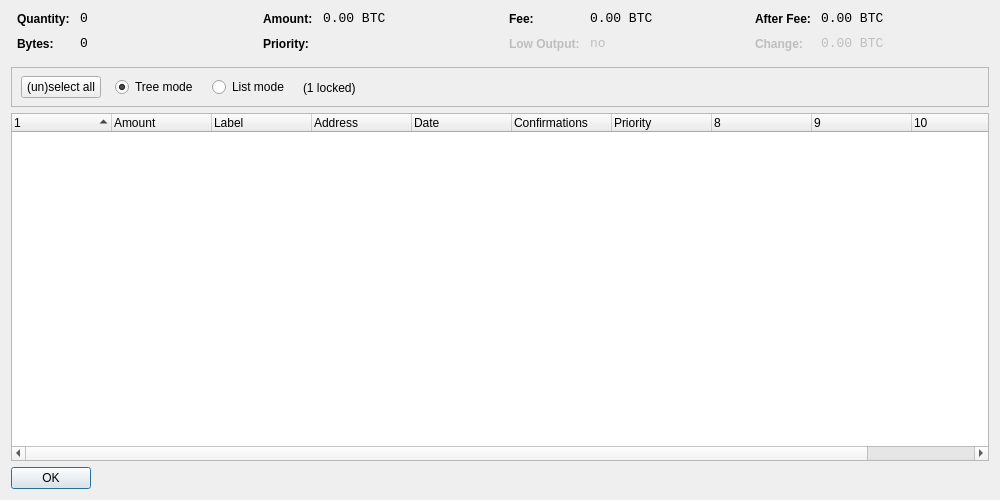
This is src/qt/forms/coincontroldialog.ui in miketweaver/Defcoin as Qt 5 draws it before an edit. The edited form follows.
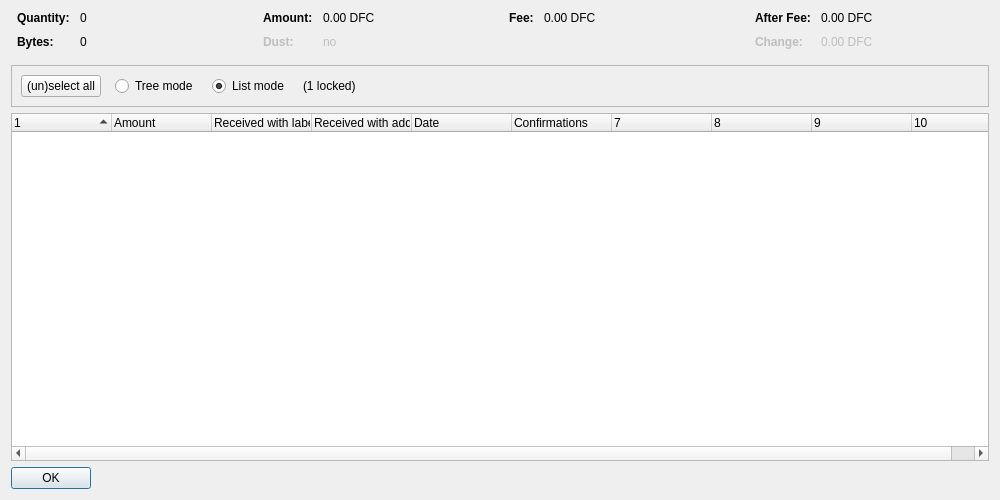
This is the edited form. Custom widgets are drawn as their Qt base class.

```diff
--- a/src/qt/forms/coincontroldialog.ui
+++ b/src/qt/forms/coincontroldialog.ui
@@ -38,8 +38,11 @@
        </property>
        <item row="0" column="0">
         <widget class="QLabel" name="labelCoinControlQuantityText">
-         <property name="styleSheet">
-          <string notr="true">font-weight:bold;</string>
+         <property name="font">
+          <font>
+           <weight>75</weight>
+           <bold>true</bold>
+          </font>
          </property>
          <property name="text">
           <string>Quantity:</string>
@@ -48,12 +51,6 @@
        </item>
        <item row="0" column="1">
         <widget class="QLabel" name="labelCoinControlQuantity">
-         <property name="font">
-          <font>
-           <family>Monospace</family>
-           <pointsize>10</pointsize>
-          </font>
-         </property>
          <property name="cursor">
           <cursorShape>IBeamCursor</cursorShape>
          </property>
@@ -70,8 +67,11 @@
        </item>
        <item row="1" column="0">
         <widget class="QLabel" name="labelCoinControlBytesText">
-         <property name="styleSheet">
-          <string notr="true">font-weight:bold;</string>
+         <property name="font">
+          <font>
+           <weight>75</weight>
+           <bold>true</bold>
+          </font>
          </property>
          <property name="text">
           <string>Bytes:</string>
@@ -80,12 +80,6 @@
        </item>
        <item row="1" column="1">
         <widget class="QLabel" name="labelCoinControlBytes">
-         <property name="font">
-          <font>
-           <family>Monospace</family>
-           <pointsize>10</pointsize>
-          </font>
-         </property>
          <property name="cursor">
           <cursorShape>IBeamCursor</cursorShape>
          </property>
@@ -118,8 +112,11 @@
        </property>
        <item row="0" column="0">
         <widget class="QLabel" name="labelCoinControlAmountText">
-         <property name="styleSheet">
-          <string notr="true">font-weight:bold;</string>
+         <property name="font">
+          <font>
+           <weight>75</weight>
+           <bold>true</bold>
+          </font>
          </property>
          <property name="text">
           <string>Amount:</string>
@@ -128,12 +125,6 @@
        </item>
        <item row="0" column="1">
         <widget class="QLabel" name="labelCoinControlAmount">
-         <property name="font">
-          <font>
-           <family>Monospace</family>
-           <pointsize>10</pointsize>
-          </font>
-         </property>
          <property name="cursor">
           <cursorShape>IBeamCursor</cursorShape>
          </property>
@@ -141,7 +132,7 @@
           <enum>Qt::ActionsContextMenu</enum>
          </property>
          <property name="text">
-          <string notr="true">0.00 BTC</string>
+          <string notr="true">0.00 DFC</string>
          </property>
          <property name="textInteractionFlags">
           <set>Qt::LinksAccessibleByMouse|Qt::TextSelectableByKeyboard|Qt::TextSelectableByMouse</set>
@@ -149,22 +140,25 @@
         </widget>
        </item>
        <item row="1" column="0">
-        <widget class="QLabel" name="labelCoinControlPriorityText">
-         <property name="styleSheet">
-          <string notr="true">font-weight:bold;</string>
+        <widget class="QLabel" name="labelCoinControlLowOutputText">
+         <property name="enabled">
+          <bool>false</bool>
+         </property>
+         <property name="font">
+          <font>
+           <weight>75</weight>
+           <bold>true</bold>
+          </font>
          </property>
          <property name="text">
-          <string>Priority:</string>
+          <string>Dust:</string>
          </property>
         </widget>
        </item>
        <item row="1" column="1">
-        <widget class="QLabel" name="labelCoinControlPriority">
-         <property name="font">
-          <font>
-           <family>Monospace</family>
-           <pointsize>10</pointsize>
-          </font>
+        <widget class="QLabel" name="labelCoinControlLowOutput">
+         <property name="enabled">
+          <bool>false</bool>
          </property>
          <property name="cursor">
           <cursorShape>IBeamCursor</cursorShape>
@@ -173,7 +167,7 @@
           <enum>Qt::ActionsContextMenu</enum>
          </property>
          <property name="text">
-          <string/>
+          <string notr="true">no</string>
          </property>
          <property name="textInteractionFlags">
           <set>Qt::LinksAccessibleByMouse|Qt::TextSelectableByKeyboard|Qt::TextSelectableByMouse</set>
@@ -198,8 +192,11 @@
        </property>
        <item row="0" column="0">
         <widget class="QLabel" name="labelCoinControlFeeText">
-         <property name="styleSheet">
-          <string notr="true">font-weight:bold;</string>
+         <property name="font">
+          <font>
+           <weight>75</weight>
+           <bold>true</bold>
+          </font>
          </property>
          <property name="text">
           <string>Fee:</string>
@@ -208,12 +205,6 @@
        </item>
        <item row="0" column="1">
         <widget class="QLabel" name="labelCoinControlFee">
-         <property name="font">
-          <font>
-           <family>Monospace</family>
-           <pointsize>10</pointsize>
-          </font>
-         </property>
          <property name="cursor">
           <cursorShape>IBeamCursor</cursorShape>
          </property>
@@ -221,45 +212,7 @@
           <enum>Qt::ActionsContextMenu</enum>
          </property>
          <property name="text">
-          <string notr="true">0.00 BTC</string>
-         </property>
-         <property name="textInteractionFlags">
-          <set>Qt::LinksAccessibleByMouse|Qt::TextSelectableByKeyboard|Qt::TextSelectableByMouse</set>
-         </property>
-        </widget>
-       </item>
-       <item row="1" column="0">
-        <widget class="QLabel" name="labelCoinControlLowOutputText">
-         <property name="enabled">
-          <bool>false</bool>
-         </property>
-         <property name="styleSheet">
-          <string notr="true">font-weight:bold;</string>
-         </property>
-         <property name="text">
-          <string>Low Output:</string>
-         </property>
-        </widget>
-       </item>
-       <item row="1" column="1">
-        <widget class="QLabel" name="labelCoinControlLowOutput">
-         <property name="enabled">
-          <bool>false</bool>
-         </property>
-         <property name="font">
-          <font>
-           <family>Monospace</family>
-           <pointsize>10</pointsize>
-          </font>
-         </property>
-         <property name="cursor">
-          <cursorShape>IBeamCursor</cursorShape>
-         </property>
-         <property name="contextMenuPolicy">
-          <enum>Qt::ActionsContextMenu</enum>
-         </property>
-         <property name="text">
-          <string>no</string>
+          <string notr="true">0.00 DFC</string>
          </property>
          <property name="textInteractionFlags">
           <set>Qt::LinksAccessibleByMouse|Qt::TextSelectableByKeyboard|Qt::TextSelectableByMouse</set>
@@ -284,8 +237,11 @@
        </property>
        <item row="0" column="0">
         <widget class="QLabel" name="labelCoinControlAfterFeeText">
-         <property name="styleSheet">
-          <string notr="true">font-weight:bold;</string>
+         <property name="font">
+          <font>
+           <weight>75</weight>
+           <bold>true</bold>
+          </font>
          </property>
          <property name="text">
           <string>After Fee:</string>
@@ -294,12 +250,6 @@
        </item>
        <item row="0" column="1">
         <widget class="QLabel" name="labelCoinControlAfterFee">
-         <property name="font">
-          <font>
-           <family>Monospace</family>
-           <pointsize>10</pointsize>
-          </font>
-         </property>
          <property name="cursor">
           <cursorShape>IBeamCursor</cursorShape>
          </property>
@@ -307,7 +257,7 @@
           <enum>Qt::ActionsContextMenu</enum>
          </property>
          <property name="text">
-          <string notr="true">0.00 BTC</string>
+          <string notr="true">0.00 DFC</string>
          </property>
          <property name="textInteractionFlags">
           <set>Qt::LinksAccessibleByMouse|Qt::TextSelectableByKeyboard|Qt::TextSelectableByMouse</set>
@@ -319,8 +269,11 @@
          <property name="enabled">
           <bool>false</bool>
          </property>
-         <property name="styleSheet">
-          <string notr="true">font-weight:bold;</string>
+         <property name="font">
+          <font>
+           <weight>75</weight>
+           <bold>true</bold>
+          </font>
          </property>
          <property name="text">
           <string>Change:</string>
@@ -332,12 +285,6 @@
          <property name="enabled">
           <bool>false</bool>
          </property>
-         <property name="font">
-          <font>
-           <family>Monospace</family>
-           <pointsize>10</pointsize>
-          </font>
-         </property>
          <property name="cursor">
           <cursorShape>IBeamCursor</cursorShape>
          </property>
@@ -345,7 +292,7 @@
           <enum>Qt::ActionsContextMenu</enum>
          </property>
          <property name="text">
-          <string notr="true">0.00 BTC</string>
+          <string notr="true">0.00 DFC</string>
          </property>
          <property name="textInteractionFlags">
           <set>Qt::LinksAccessibleByMouse|Qt::TextSelectableByKeyboard|Qt::TextSelectableByMouse</set>
@@ -370,15 +317,8 @@
      <property name="frameShadow">
       <enum>QFrame::Sunken</enum>
      </property>
-     <widget class="QWidget" name="horizontalLayoutWidget">
-      <property name="geometry">
-       <rect>
-        <x>10</x>
-        <y>0</y>
-        <width>781</width>
-        <height>41</height>
-       </rect>
-      </property>
+     <layout class="QHBoxLayout" name="horizontalLayout">
+      <item>
       <layout class="QHBoxLayout" name="horizontalLayoutPanel" stretch="0,0,0,0,0">
        <property name="spacing">
         <number>14</number>
@@ -394,6 +334,9 @@
          <property name="text">
           <string>(un)select all</string>
          </property>
+          <property name="autoDefault">
+           <bool>false</bool>
+          </property>
         </widget>
        </item>
        <item>
@@ -407,9 +350,6 @@
          <property name="text">
           <string>Tree mode</string>
          </property>
-         <property name="checked">
-          <bool>true</bool>
-         </property>
         </widget>
        </item>
        <item>
@@ -423,6 +363,9 @@
          <property name="text">
           <string>List mode</string>
          </property>
+          <property name="checked">
+           <bool>true</bool>
+          </property>
         </widget>
        </item>
        <item>
@@ -446,7 +389,8 @@
         </spacer>
        </item>
       </layout>
-     </widget>
+      </item>
+     </layout>
     </widget>
    </item>
    <item>
@@ -458,7 +402,7 @@
       <bool>false</bool>
      </property>
      <property name="columnCount">
-      <number>11</number>
+      <number>10</number>
      </property>
      <attribute name="headerShowSortIndicator" stdset="0">
       <bool>true</bool>
@@ -478,12 +422,12 @@
      </column>
      <column>
       <property name="text">
-       <string notr="true">Label</string>
+       <string>Received with label</string>
       </property>
      </column>
      <column>
       <property name="text">
-       <string>Address</string>
+       <string>Received with address</string>
       </property>
      </column>
      <column>
@@ -499,11 +443,6 @@
        <string>Confirmed</string>
       </property>
      </column>
-     <column>
-      <property name="text">
-       <string>Priority</string>
-      </property>
-     </column>
      <column>
       <property name="text">
        <string/>
```
Left out of the diff: 4 changed lines with no effect on the pictures. Lines whose indentation alone changed are shown as unchanged.
